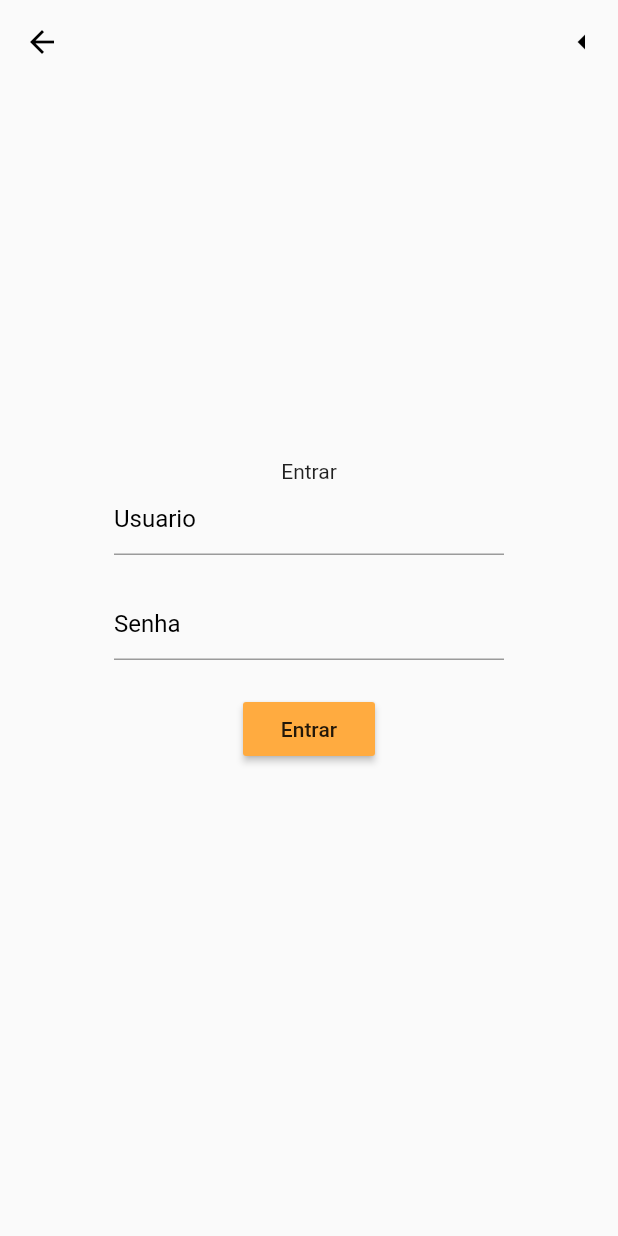
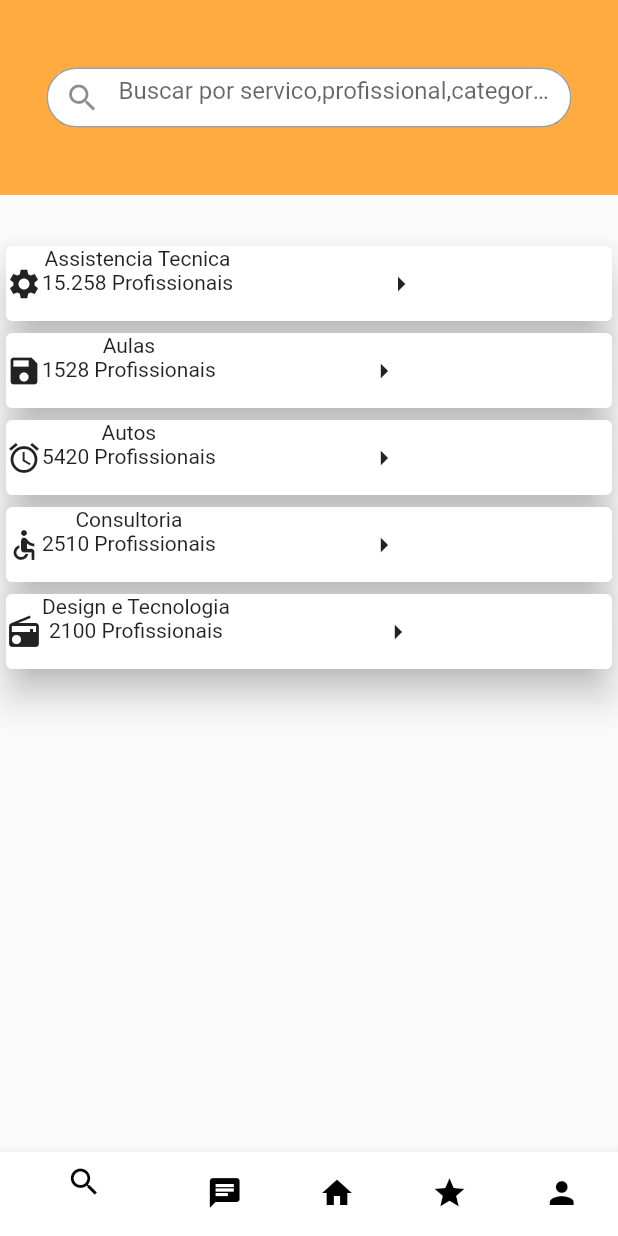
Before and after one commit to GvictorFranca/uorque_firebase_test, a Flutter app: the screen it shows after launch, after a tap on "Entrar", on a phone screen of 412 x 824 dp. Run offline on Flutter 3.47's test engine with Material 2 defaults, Android fonts, the phone set to English and light mode, and no system bars; our stand-ins replace firebase_auth, flutter_svg, google_fonts, rxdart; missing offline and left inert: bloc_pattern; accounts and stored records are empty.

Commit message:
Commit final

```diff
--- a/uorque_firebase_test/lib/bloc/login_bloc.dart
+++ b/uorque_firebase_test/lib/bloc/login_bloc.dart
@@ -1,33 +1,50 @@
 import 'dart:async';
-
-
 import 'package:bloc_pattern/bloc_pattern.dart';
-import 'package:cloud_firestore/cloud_firestore.dart';
 import 'package:firebase_auth/firebase_auth.dart';
 import 'package:rxdart/rxdart.dart';
 import 'package:uorque_firebase_test/bloc/validate_bloc.dart';
 
+enum LoginState { IDLE, LOADING, SUCCESS, FAIL }
 
-enum LoginState {IDLE, LOADING, SUCCESS, FAIL}
-
-class LoginBloc extends BlocBase with LoginValidators{
-
+class LoginBloc extends BlocBase with LoginValidators {
   final _emailController = BehaviorSubject<String>();
   final _passwordController = BehaviorSubject<String>();
   final _stateController = BehaviorSubject<LoginState>();
 
-
-
-  Stream<String> get outEmail => _emailController.stream.transform(validateEmail);
-  Stream<String> get outPassword => _passwordController.stream.transform(validatePassword);
+  Stream<String> get outEmail =>
+      _emailController.stream.transform(validateEmail);
+  Stream<String> get outPassword =>
+      _passwordController.stream.transform(validatePassword);
   Stream<LoginState> get outState => _stateController.stream;
 
   Function(String) get changeEmail => _emailController.sink.add;
   Function(String) get changePassword => _passwordController.sink.add;
 
-  Stream<bool> get outSubmitValid => Rx.combineLatest2(
-    outEmail, outPassword, (a,b) => true
-  );
+  Stream<bool> get outSubmitValid =>
+      Rx.combineLatest2(outEmail, outPassword, (a, b) => true);
+
+  LoginBloc() {
+    FirebaseAuth.instance.onAuthStateChanged.listen((user) {
+      if (user != null) {
+        _stateController.add(LoginState.SUCCESS);
+      } else {
+        _stateController.add(LoginState.IDLE);
+      }
+    });
+  }
+
+  void submit() {
+    final email = _emailController.value;
+    final password = _passwordController.value;
+
+    _stateController.add(LoginState.LOADING);
+
+    FirebaseAuth.instance
+        .signInWithEmailAndPassword(email: email, password: password)
+        .catchError((e) {
+      _stateController.add(LoginState.FAIL);
+    });
+  }
 
   @override
   void dispose() {
@@ -36,5 +53,4 @@ class LoginBloc extends BlocBase with LoginValidators{
     _stateController.close();
     super.dispose();
   }
-
 }
--- a/uorque_firebase_test/lib/main.dart
+++ b/uorque_firebase_test/lib/main.dart
@@ -1,6 +1,9 @@
 import 'package:flutter/material.dart';
 import 'package:uorque_firebase_test/pages/home_page.dart';
-import 'package:uorque_firebase_test/route_generator.dart';
+import 'package:uorque_firebase_test/pages/login_page.dart';
+import 'package:uorque_firebase_test/pages/uorque_home.dart';
+import 'package:uorque_firebase_test/routes/route_generator.dart';
+
 
 
 void main() => runApp(MyApp());
--- a/uorque_firebase_test/lib/pages/login_page.dart
+++ b/uorque_firebase_test/lib/pages/login_page.dart
@@ -1,4 +1,5 @@
 import 'package:flutter/material.dart';
+import 'package:google_fonts/google_fonts.dart';
 import 'package:uorque_firebase_test/bloc/login_bloc.dart';
 import 'package:uorque_firebase_test/widgets/input_field.dart';
 
@@ -8,8 +9,30 @@ class LoginPage extends StatefulWidget {
 }
 
 class _LoginPageState extends State<LoginPage> {
+  final _loginBloc = LoginBloc();
 
-  final _loginBloc = LoginBloc();
+  @override
+  void initState() {
+    super.initState();
+
+    _loginBloc.outState.listen((state) {
+      switch (state) {
+        case LoginState.SUCCESS:
+          Navigator.of(context).pushReplacementNamed('/uorqueHome');
+          break;
+        case LoginState.FAIL:
+          showDialog(
+              context: context,
+              builder: (context) => AlertDialog(
+                    title: Text('Erro'),
+                    content: Text('Login Invalido'),
+                  ));
+          break;
+        case LoginState.LOADING:
+        case LoginState.IDLE:
+      }
+    });
+  }
 
   @override
   Widget build(BuildContext context) {
@@ -25,9 +48,37 @@ class _LoginPageState extends State<LoginPage> {
               }),
         ],
       ),
-      body: Column(children: <Widget>[
-        SizedBox(height: 250),
-        Text("Entrar"),
+      body: StreamBuilder<LoginState>(
+          stream: _loginBloc.outState,
+          initialData: LoginState.IDLE,
+          builder: (context, snapshot) {
+            switch (snapshot.data) {
+              case LoginState.LOADING:
+                return Center(
+                  child: CircularProgressIndicator(
+                    valueColor: AlwaysStoppedAnimation(Colors.orangeAccent),
+                  ),
+                );
+              case LoginState.FAIL:
+              case LoginState.SUCCESS:
+              case LoginState.IDLE:
+                return Padding(
+                  padding: EdgeInsets.only(top:60),
+                  child: SingleChildScrollView(
+                    child: Container(
+                      color: Colors.white12,
+                      child: Column(children: <Widget>[
+                        Padding(
+                          padding: const EdgeInsets.only(right: 200),
+                          child: Text(
+                            "Entrar",
+                            style: GoogleFonts.openSans(
+                              fontSize: 25,
+                              fontWeight: FontWeight.w500,
+                            ),
+                          ),
+                        ),
+                        SizedBox(height: 40),
                         InputField(
                           hint: "Usuario",
                           obscure: false,
@@ -40,12 +91,22 @@ class _LoginPageState extends State<LoginPage> {
                           stream: _loginBloc.outPassword,
                           onChanged: _loginBloc.changePassword,
                         ),
-        RaisedButton(
-          onPressed:(){},
+                        StreamBuilder<bool>(
+                            stream: _loginBloc.outSubmitValid,
+                            builder: (context, snapshot) {
+                              return RaisedButton(
+                                onPressed:
+                                    snapshot.hasData ? _loginBloc.submit : null,
                                 color: Colors.orangeAccent,
                                 child: Text("Entrar"),
-        )
+                              );
+                            })
                       ]),
+                    ),
+                  ),
+                );
+            }
+          }),
     );
   }
 }
--- a/uorque_firebase_test/lib/pages/sign_in_page_one.dart
+++ b/uorque_firebase_test/lib/pages/sign_in_page_one.dart
@@ -1,6 +1,6 @@
 import 'package:flutter/material.dart';
 import 'package:google_fonts/google_fonts.dart';
-import 'package:uorque_firebase_test/route_generator.dart';
+
 
 class SignInPageOne extends StatefulWidget {
   @override
--- /dev/null
+++ b/uorque_firebase_test/lib/pages/uorque_home.dart
@@ -0,0 +1,135 @@
+import 'package:flutter/material.dart';
+import 'package:google_fonts/google_fonts.dart';
+import 'package:uorque_firebase_test/bloc/login_bloc.dart';
+
+class UorqueHome extends StatefulWidget {
+  @override
+  _UorqueHomeState createState() => _UorqueHomeState();
+}
+
+class _UorqueHomeState extends State<UorqueHome> {
+  final _loginBloc = LoginBloc();
+
+  List<String> categoryService = [
+    "Assistencia Tecnica",
+    "Aulas",
+    "Autos",
+    "Consultoria",
+    "Design e Tecnologia"
+  ];
+  List<String> subtitleCategory = [
+    "15.258 Profissionais",
+    "1528 Profissionais",
+    "5420 Profissionais",
+    "2510 Profissionais",
+    "2100 Profissionais"
+  ];
+  List<IconData> categoryIcons = [
+    Icons.settings,
+    Icons.save,
+    Icons.access_alarm,
+    Icons.accessible,
+    Icons.radio,
+  ];
+
+  @override
+  Widget build(BuildContext context) {
+    return Scaffold(
+      body: Column(children: <Widget>[
+        Container(
+          color: Colors.orangeAccent,
+          height: 130,
+          width: MediaQuery.of(context).size.width,
+          child: Center(
+            child: SizedBox(
+              height: 40,
+              width: 350,
+              child: Container(
+                decoration: BoxDecoration(
+                  color: Colors.white,
+                  borderRadius: BorderRadius.circular(100),
+                ),
+                child: TextFormField(
+                  decoration: InputDecoration(
+                      fillColor: Colors.white,
+                      border: OutlineInputBorder(
+                        borderRadius: BorderRadius.circular(100),
+                      ),
+                      prefixIcon: Icon(Icons.search),
+                      hintText: "Buscar por servico,profissional,categoria..."),
+                ),
+              ),
+            ),
+          ),
+        ),
+        SizedBox(height: 30),
+        ListView.builder(
+            scrollDirection: Axis.vertical,
+            shrinkWrap: true,
+            itemCount: categoryService.length,
+            itemBuilder: (context, index) {
+              return Card(
+                  elevation: 10,
+                  child: Container(
+                    height: 50,
+                    width: 80,
+                    child: Row(
+                      children: <Widget>[
+                        Icon(categoryIcons[index]),
+                        Column(
+                          children: <Widget>[
+                            Text("${categoryService[index]}"),
+                            Text('${subtitleCategory[index]}'),
+                          ],
+                        ),
+                        Padding(
+                          padding: const EdgeInsets.only(left: 100),
+                          child: Icon(Icons.arrow_right),
+                        )
+                      ],
+                    ),
+                  ));
+            }),
+      ]),
+      bottomNavigationBar: BottomNavigationBar(
+        items: [
+          BottomNavigationBarItem(
+              icon: Icon(
+                Icons.search,
+                color: Colors.black,
+              ),
+              title: Text(""),
+              backgroundColor: Colors.white),
+          BottomNavigationBarItem(
+              icon: Icon(
+                Icons.chat,
+                color: Colors.black,
+              ),
+              title: Text(""),
+              backgroundColor: Colors.white),
+          BottomNavigationBarItem(
+              icon: Icon(
+                Icons.home,
+                color: Colors.black,
+              ),
+              title: Text(""),
+              backgroundColor: Colors.white),
+          BottomNavigationBarItem(
+              icon: Icon(
+                Icons.star,
+                color: Colors.black,
+              ),
+              title: Text(""),
+              backgroundColor: Colors.white),
+          BottomNavigationBarItem(
+              icon: Icon(
+                Icons.person,
+                color: Colors.black,
+              ),
+              title: Text(""),
+              backgroundColor: Colors.white),
+        ],
+      ),
+    );
+  }
+}
--- a/uorque_firebase_test/lib/repositories/auth_repository.dart
+++ /dev/null
@@ -1,17 +0,0 @@
-import 'package:uorque_firebase_test/repositories/auth_repository_interface.dart';
-
-class AuthRepository implements AuthRepositoryInterface{
-  @override
-  Future getEmailPasswordLogin() {
-    // TODO: implement getEmailPasswordLogin
-    return null;
-  }
-
-  @override
-  Future getuser() {
-    // TODO: implement getuser
-    return null;
-  }
-
-
-}
--- a/uorque_firebase_test/lib/repositories/auth_repository_interface.dart
+++ /dev/null
@@ -1,8 +0,0 @@
-
-abstract class AuthRepositoryInterface{
-
-    Future getuser();
-    Future getEmailPasswordLogin();
-
-
-}
--- a/uorque_firebase_test/lib/route_generator.dart
+++ b/uorque_firebase_test/lib/routes/route_generator.dart
@@ -1,8 +1,8 @@
 import 'package:flutter/material.dart';
-import 'package:uorque_firebase_test/main.dart';
 import 'package:uorque_firebase_test/pages/home_page.dart';
 import 'package:uorque_firebase_test/pages/login_page.dart';
 import 'package:uorque_firebase_test/pages/sign_in_page_one.dart';
+import 'package:uorque_firebase_test/pages/uorque_home.dart';
 
 class RouteGenerator {
   static Route<dynamic> generateRoute(RouteSettings settings) {
@@ -17,6 +17,8 @@ class RouteGenerator {
         return MaterialPageRoute(builder: (_) => HomePage());
       case '/login':
         return MaterialPageRoute(builder: (_) => LoginPage());
+      case '/uorqueHome':
+        return MaterialPageRoute(builder: (_) => UorqueHome());
     }
   }
 }
--- a/uorque_firebase_test/lib/styles/icons.dart
+++ b/uorque_firebase_test/lib/styles/icons.dart
@@ -2,3 +2,11 @@ import 'package:flutter/material.dart';
 
 
 const iconUorque = 'assets/images/UORQUE.svg';
+
+// HOME UORQUE ICONS
+
+const assistenciaIcon = 'assets/images/ASSISTENCIA T.svg';
+const aulasIcon = 'assets/images/AULAS.svg';
+const autosIcon = 'assets/images/AUTOS.svg';
+const consultoriaIcon = 'assets/images/CONSULTORIA.svg';
+const designIcon = 'assets/images/DESIGN.svg';
--- a/uorque_firebase_test/lib/widgets/input_field.dart
+++ b/uorque_firebase_test/lib/widgets/input_field.dart
@@ -1,4 +1,5 @@
 import 'package:flutter/material.dart';
+import 'package:google_fonts/google_fonts.dart';
 
 class InputField extends StatelessWidget {
   final String hint;
@@ -21,13 +22,14 @@ class InputField extends StatelessWidget {
               onChanged: onChanged,
               decoration: InputDecoration(
                   hintText: hint,
-                  hintStyle: TextStyle(color: Colors.black),
+                  hintStyle: GoogleFonts.openSans(),
                   focusedBorder: UnderlineInputBorder(
-                      borderSide: BorderSide(color: Colors.pinkAccent),
+                      borderSide: BorderSide(color: Colors.orange),
                       ),
                       errorText: snapshot.hasError? snapshot.error : null,
                       ),
-              style: TextStyle(color: Colors.black),
+              style: TextStyle(color: Colors.black,),
+              obscureText: obscure,
             );
           }
         ),
--- a/uorque_firebase_test/pubspec.yaml
+++ b/uorque_firebase_test/pubspec.yaml
@@ -52,6 +52,11 @@ flutter:
   # To add assets to your application, add an assets section, like this:
   assets:
      - assets/images/UORQUE.svg
+     - assets/images/ASSISTENCIA T.svg
+     - assets/images/AUTOS.svg
+     - assets/images/CONSULTORIA.svg
+     - assets/images/DESIGN.svg
+     - assets/images/AULAS.svg
   #  - images/a_dot_ham.jpeg
 
   # An image asset can refer to one or more resolution-specific "variants", see
```
Also changed, not shown: uorque_firebase_test/assets/images/ASSISTENCIA T.svg (added), uorque_firebase_test/assets/images/AULAS.svg (added), uorque_firebase_test/assets/images/AUTOS.svg (added), uorque_firebase_test/assets/images/CONSULTORIA.svg (added), uorque_firebase_test/assets/images/DESIGN.svg (added). Lines whose indentation alone changed are shown as unchanged.
